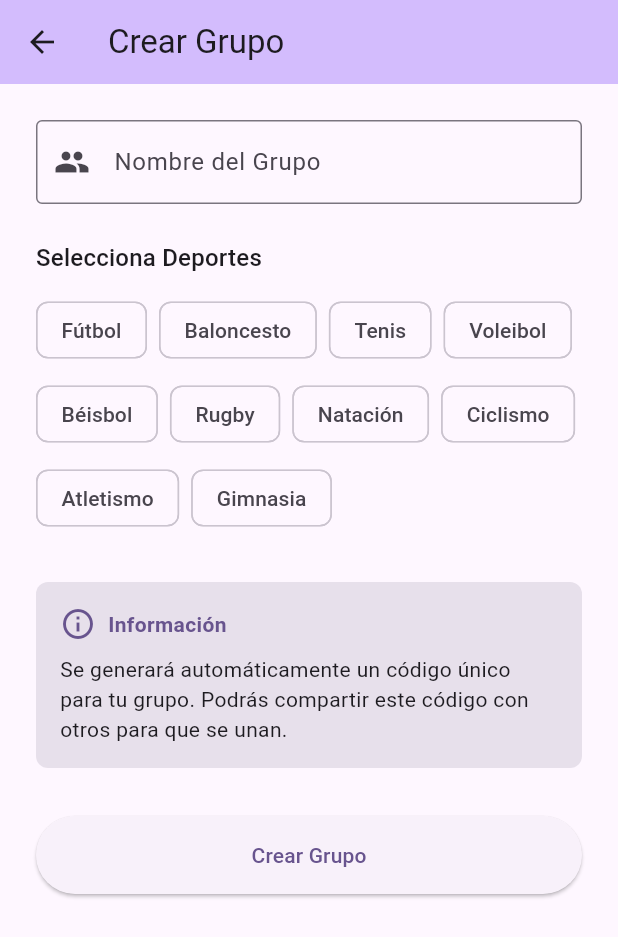
After one commit to ricardocotillo/proplay, a Flutter app: the screen it shows once a user with an empty profile is signed in, after a tap on "crea", on a phone screen of 412 x 824 dp. The commit adds this screen. Shown: the top 937 px of the screen. Run offline on Flutter 3.47's test engine with Material 3 defaults, Android fonts, the phone set to English and light mode, and no system bars; our stand-ins replace cached_network_image, cloud_firestore, equatable, firebase_auth, firebase_core, firebase_storage and 2 more; accounts and stored records are empty; network calls fail.

Commit message:
feat: implement group management with bloc pattern and UI screens

```diff
--- /dev/null
+++ b/lib/bloc/group/group_bloc.dart
@@ -0,0 +1,59 @@
+import 'package:flutter_bloc/flutter_bloc.dart';
+import 'package:proplay/services/group_service.dart';
+import 'package:proplay/bloc/group/group_event.dart';
+import 'package:proplay/bloc/group/group_state.dart';
+
+class GroupBloc extends Bloc<GroupEvent, GroupState> {
+  final GroupService _groupService;
+
+  GroupBloc({required GroupService groupService})
+      : _groupService = groupService,
+        super(GroupInitial()) {
+    on<GroupCreateRequested>(_onGroupCreateRequested);
+    on<GroupJoinRequested>(_onGroupJoinRequested);
+    on<GroupLoadUserGroups>(_onGroupLoadUserGroups);
+  }
+
+  Future<void> _onGroupCreateRequested(
+    GroupCreateRequested event,
+    Emitter<GroupState> emit,
+  ) async {
+    emit(GroupLoading());
+    try {
+      final group = await _groupService.createGroup(
+        name: event.name,
+        sports: event.sports,
+        createdBy: event.createdBy,
+      );
+      emit(GroupCreateSuccess(group));
+    } catch (e) {
+      emit(GroupError(e.toString()));
+    }
+  }
+
+  Future<void> _onGroupJoinRequested(
+    GroupJoinRequested event,
+    Emitter<GroupState> emit,
+  ) async {
+    emit(GroupLoading());
+    try {
+      await _groupService.joinGroup(event.code, event.userId);
+      emit(const GroupJoinSuccess('Successfully joined group'));
+    } catch (e) {
+      emit(GroupError(e.toString()));
+    }
+  }
+
+  Future<void> _onGroupLoadUserGroups(
+    GroupLoadUserGroups event,
+    Emitter<GroupState> emit,
+  ) async {
+    emit(GroupLoading());
+    try {
+      final groups = await _groupService.getUserGroups(event.userId);
+      emit(GroupLoaded(groups));
+    } catch (e) {
+      emit(GroupError(e.toString()));
+    }
+  }
+}
--- /dev/null
+++ b/lib/bloc/group/group_event.dart
@@ -0,0 +1,45 @@
+import 'package:equatable/equatable.dart';
+
+abstract class GroupEvent extends Equatable {
+  const GroupEvent();
+
+  @override
+  List<Object?> get props => [];
+}
+
+class GroupCreateRequested extends GroupEvent {
+  final String name;
+  final List<String> sports;
+  final String createdBy;
+
+  const GroupCreateRequested({
+    required this.name,
+    required this.sports,
+    required this.createdBy,
+  });
+
+  @override
+  List<Object?> get props => [name, sports, createdBy];
+}
+
+class GroupJoinRequested extends GroupEvent {
+  final String code;
+  final String userId;
+
+  const GroupJoinRequested({
+    required this.code,
+    required this.userId,
+  });
+
+  @override
+  List<Object?> get props => [code, userId];
+}
+
+class GroupLoadUserGroups extends GroupEvent {
+  final String userId;
+
+  const GroupLoadUserGroups(this.userId);
+
+  @override
+  List<Object?> get props => [userId];
+}
--- /dev/null
+++ b/lib/bloc/group/group_state.dart
@@ -0,0 +1,49 @@
+import 'package:equatable/equatable.dart';
+import 'package:proplay/models/group_model.dart';
+
+abstract class GroupState extends Equatable {
+  const GroupState();
+
+  @override
+  List<Object?> get props => [];
+}
+
+class GroupInitial extends GroupState {}
+
+class GroupLoading extends GroupState {}
+
+class GroupCreateSuccess extends GroupState {
+  final GroupModel group;
+
+  const GroupCreateSuccess(this.group);
+
+  @override
+  List<Object?> get props => [group];
+}
+
+class GroupJoinSuccess extends GroupState {
+  final String message;
+
+  const GroupJoinSuccess(this.message);
+
+  @override
+  List<Object?> get props => [message];
+}
+
+class GroupLoaded extends GroupState {
+  final List<GroupModel> groups;
+
+  const GroupLoaded(this.groups);
+
+  @override
+  List<Object?> get props => [groups];
+}
+
+class GroupError extends GroupState {
+  final String message;
+
+  const GroupError(this.message);
+
+  @override
+  List<Object?> get props => [message];
+}
--- a/lib/main.dart
+++ b/lib/main.dart
@@ -4,9 +4,11 @@ import 'package:flutter_bloc/flutter_bloc.dart';
 import 'firebase_options.dart';
 import 'package:proplay/services/auth_service.dart';
 import 'package:proplay/services/user_service.dart';
+import 'package:proplay/services/group_service.dart';
 import 'package:proplay/bloc/auth/auth_bloc.dart';
 import 'package:proplay/bloc/auth/auth_state.dart';
 import 'package:proplay/bloc/user/user_bloc.dart';
+import 'package:proplay/bloc/group/group_bloc.dart';
 import 'package:proplay/screens/login_screen.dart';
 import 'package:proplay/screens/home_screen.dart';
 
@@ -28,6 +30,8 @@ class MyApp extends StatelessWidget {
               AuthBloc(authService: AuthService(), userService: UserService()),
         ),
         BlocProvider(create: (context) => UserBloc(userService: UserService())),
+        BlocProvider(
+            create: (context) => GroupBloc(groupService: GroupService())),
       ],
       child: MaterialApp(
         title: 'ProPlay',
--- /dev/null
+++ b/lib/models/group_model.dart
@@ -0,0 +1,53 @@
+import 'package:cloud_firestore/cloud_firestore.dart';
+
+class GroupModel {
+  final String id;
+  final String name;
+  final String code;
+  final List<String> sports;
+  final String createdBy;
+  final DateTime createdAt;
+  final List<String> members;
+
+  GroupModel({
+    required this.id,
+    required this.name,
+    required this.code,
+    required this.sports,
+    required this.createdBy,
+    required this.createdAt,
+    required this.members,
+  });
+
+  // Convert GroupModel to Map for Firestore
+  Map<String, dynamic> toMap() {
+    return {
+      'id': id,
+      'name': name,
+      'code': code,
+      'sports': sports,
+      'createdBy': createdBy,
+      'createdAt': Timestamp.fromDate(createdAt),
+      'members': members,
+    };
+  }
+
+  // Create GroupModel from Firestore document
+  factory GroupModel.fromMap(Map<String, dynamic> map) {
+    return GroupModel(
+      id: map['id'] ?? '',
+      name: map['name'] ?? '',
+      code: map['code'] ?? '',
+      sports: List<String>.from(map['sports'] ?? []),
+      createdBy: map['createdBy'] ?? '',
+      createdAt: (map['createdAt'] as Timestamp).toDate(),
+      members: List<String>.from(map['members'] ?? []),
+    );
+  }
+
+  // Create GroupModel from Firestore DocumentSnapshot
+  factory GroupModel.fromDocument(DocumentSnapshot doc) {
+    final data = doc.data() as Map<String, dynamic>;
+    return GroupModel.fromMap(data);
+  }
+}
--- /dev/null
+++ b/lib/screens/create_group_screen.dart
@@ -0,0 +1,211 @@
+import 'package:flutter/material.dart';
+import 'package:flutter_bloc/flutter_bloc.dart';
+import 'package:proplay/bloc/group/group_bloc.dart';
+import 'package:proplay/bloc/group/group_event.dart';
+import 'package:proplay/bloc/group/group_state.dart';
+import 'package:proplay/utils/auth_helper.dart';
+
+class CreateGroupScreen extends StatefulWidget {
+  const CreateGroupScreen({super.key});
+
+  @override
+  State<CreateGroupScreen> createState() => _CreateGroupScreenState();
+}
+
+class _CreateGroupScreenState extends State<CreateGroupScreen> {
+  final _formKey = GlobalKey<FormState>();
+  final _groupNameController = TextEditingController();
+
+  // Available sports
+  final List<String> _availableSports = [
+    'Fútbol',
+    'Baloncesto',
+    'Tenis',
+    'Voleibol',
+    'Béisbol',
+    'Rugby',
+    'Natación',
+    'Ciclismo',
+    'Atletismo',
+    'Gimnasia',
+  ];
+
+  final List<String> _selectedSports = [];
+
+  @override
+  void dispose() {
+    _groupNameController.dispose();
+    super.dispose();
+  }
+
+  void _createGroup() {
+    if (!_formKey.currentState!.validate()) {
+      return;
+    }
+
+    if (_selectedSports.isEmpty) {
+      ScaffoldMessenger.of(context).showSnackBar(
+        const SnackBar(
+          content: Text('Por favor selecciona al menos un deporte'),
+          backgroundColor: Colors.red,
+        ),
+      );
+      return;
+    }
+
+    final user = context.currentUser;
+    if (user == null) return;
+
+    context.read<GroupBloc>().add(
+          GroupCreateRequested(
+            name: _groupNameController.text.trim(),
+            sports: _selectedSports,
+            createdBy: user.uid,
+          ),
+        );
+  }
+
+  @override
+  Widget build(BuildContext context) {
+    return Scaffold(
+      appBar: AppBar(
+        title: const Text('Crear Grupo'),
+        backgroundColor: Theme.of(context).colorScheme.inversePrimary,
+      ),
+      body: BlocConsumer<GroupBloc, GroupState>(
+        listener: (context, state) {
+          if (state is GroupCreateSuccess) {
+            ScaffoldMessenger.of(context).showSnackBar(
+              SnackBar(
+                content: Text('Grupo creado! Código: ${state.group.code}'),
+                backgroundColor: Colors.green,
+              ),
+            );
+            Navigator.pop(context, state.group);
+          } else if (state is GroupError) {
+            ScaffoldMessenger.of(context).showSnackBar(
+              SnackBar(
+                content: Text(state.message),
+                backgroundColor: Theme.of(context).colorScheme.error,
+              ),
+            );
+          }
+        },
+        builder: (context, state) {
+          final isLoading = state is GroupLoading;
+
+          return SingleChildScrollView(
+            padding: const EdgeInsets.all(24.0),
+            child: Form(
+              key: _formKey,
+              child: Column(
+                crossAxisAlignment: CrossAxisAlignment.stretch,
+                children: [
+                  // Group Name
+                  TextFormField(
+                    controller: _groupNameController,
+                    decoration: const InputDecoration(
+                      labelText: 'Nombre del Grupo',
+                      border: OutlineInputBorder(),
+                      prefixIcon: Icon(Icons.group),
+                    ),
+                    enabled: !isLoading,
+                    validator: (value) {
+                      if (value == null || value.trim().isEmpty) {
+                        return 'Por favor ingresa el nombre del grupo';
+                      }
+                      return null;
+                    },
+                  ),
+                  const SizedBox(height: 24),
+
+                  // Sports Selection
+                  Text(
+                    'Selecciona Deportes',
+                    style: Theme.of(context).textTheme.titleMedium,
+                  ),
+                  const SizedBox(height: 12),
+                  Wrap(
+                    spacing: 8,
+                    runSpacing: 8,
+                    children: _availableSports.map((sport) {
+                      final isSelected = _selectedSports.contains(sport);
+                      return FilterChip(
+                        label: Text(sport),
+                        selected: isSelected,
+                        onSelected: isLoading
+                            ? null
+                            : (selected) {
+                                setState(() {
+                                  if (selected) {
+                                    _selectedSports.add(sport);
+                                  } else {
+                                    _selectedSports.remove(sport);
+                                  }
+                                });
+                              },
+                        selectedColor:
+                            Theme.of(context).colorScheme.primaryContainer,
+                      );
+                    }).toList(),
+                  ),
+                  const SizedBox(height: 32),
+
+                  // Info Text
+                  Container(
+                    padding: const EdgeInsets.all(16),
+                    decoration: BoxDecoration(
+                      color: Theme.of(context).colorScheme.surfaceVariant,
+                      borderRadius: BorderRadius.circular(8),
+                    ),
+                    child: Column(
+                      crossAxisAlignment: CrossAxisAlignment.start,
+                      children: [
+                        Row(
+                          children: [
+                            Icon(
+                              Icons.info_outline,
+                              color: Theme.of(context).colorScheme.primary,
+                            ),
+                            const SizedBox(width: 8),
+                            Text(
+                              'Información',
+                              style: TextStyle(
+                                fontWeight: FontWeight.bold,
+                                color: Theme.of(context).colorScheme.primary,
+                              ),
+                            ),
+                          ],
+                        ),
+                        const SizedBox(height: 8),
+                        const Text(
+                          'Se generará automáticamente un código único para tu grupo. Podrás compartir este código con otros para que se unan.',
+                        ),
+                      ],
+                    ),
+                  ),
+                  const SizedBox(height: 32),
+
+                  // Create Button
+                  ElevatedButton(
+                    onPressed: isLoading ? null : _createGroup,
+                    style: ElevatedButton.styleFrom(
+                      padding: const EdgeInsets.symmetric(vertical: 16),
+                    ),
+                    child: isLoading
+                        ? const SizedBox(
+                            height: 20,
+                            width: 20,
+                            child: CircularProgressIndicator(strokeWidth: 2),
+                          )
+                        : const Text('Crear Grupo'),
+                  ),
+                ],
+              ),
+            ),
+          );
+        },
+      ),
+    );
+  }
+}
--- a/lib/screens/home_screen.dart
+++ b/lib/screens/home_screen.dart
@@ -2,6 +2,7 @@ import 'package:flutter/material.dart';
 import 'package:cached_network_image/cached_network_image.dart';
 import 'package:proplay/utils/auth_helper.dart';
 import 'package:proplay/widgets/app_drawer.dart';
+import 'package:proplay/screens/create_group_screen.dart';
 
 class HomeScreen extends StatefulWidget {
   const HomeScreen({super.key});
@@ -75,10 +76,38 @@ class _HomeScreenState extends State<HomeScreen> {
       ),
       endDrawer: const AppDrawer(),
       body: Center(
-        child: Text(
-          'No tienes un grupo aun? crea o unete a uno',
-          style: Theme.of(context).textTheme.titleLarge,
-          textAlign: TextAlign.center,
+        child: Padding(
+          padding: const EdgeInsets.all(24.0),
+          child: RichText(
+            textAlign: TextAlign.center,
+            text: TextSpan(
+              style: Theme.of(context).textTheme.titleLarge,
+              children: [
+                const TextSpan(text: 'No tienes un grupo aun? '),
+                WidgetSpan(
+                  child: GestureDetector(
+                    onTap: () {
+                      Navigator.push(
+                        context,
+                        MaterialPageRoute(
+                          builder: (context) => const CreateGroupScreen(),
+                        ),
+                      );
+                    },
+                    child: Text(
+                      'crea',
+                      style: Theme.of(context).textTheme.titleLarge?.copyWith(
+                            color: Theme.of(context).colorScheme.primary,
+                            decoration: TextDecoration.underline,
+                            fontWeight: FontWeight.bold,
+                          ),
+                    ),
+                  ),
+                ),
+                const TextSpan(text: ' o unete a uno'),
+              ],
+            ),
+          ),
         ),
       ),
     );
```
Also changed, not shown: lib/services/group_service.dart (added, +154 -0 lines).
